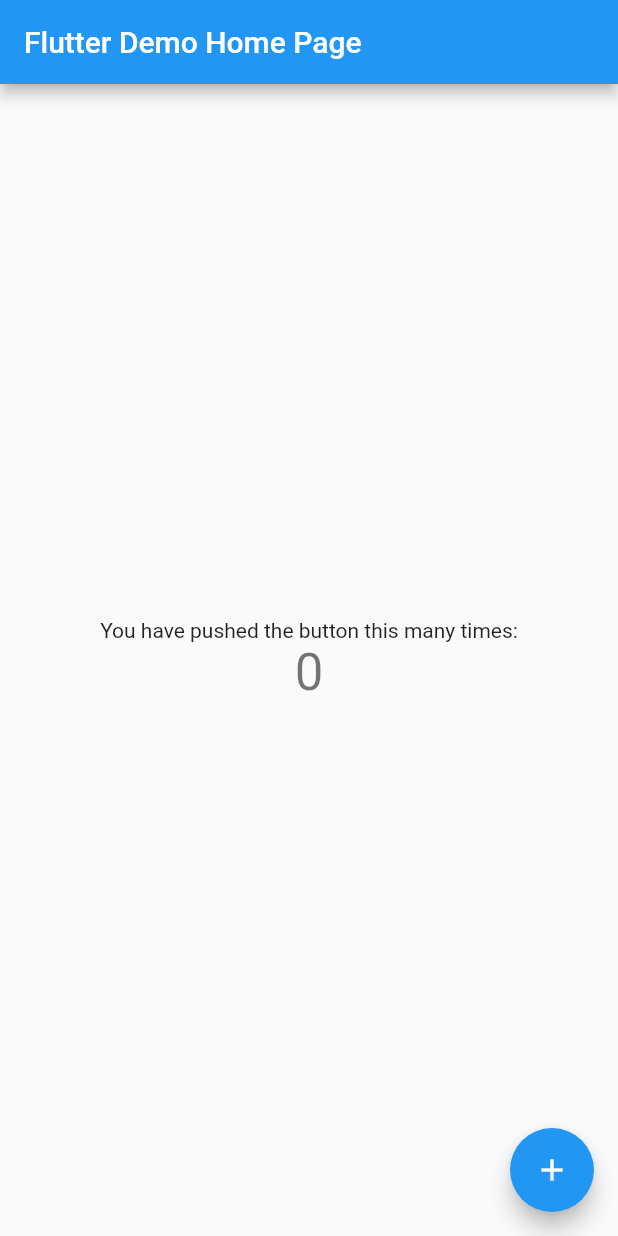
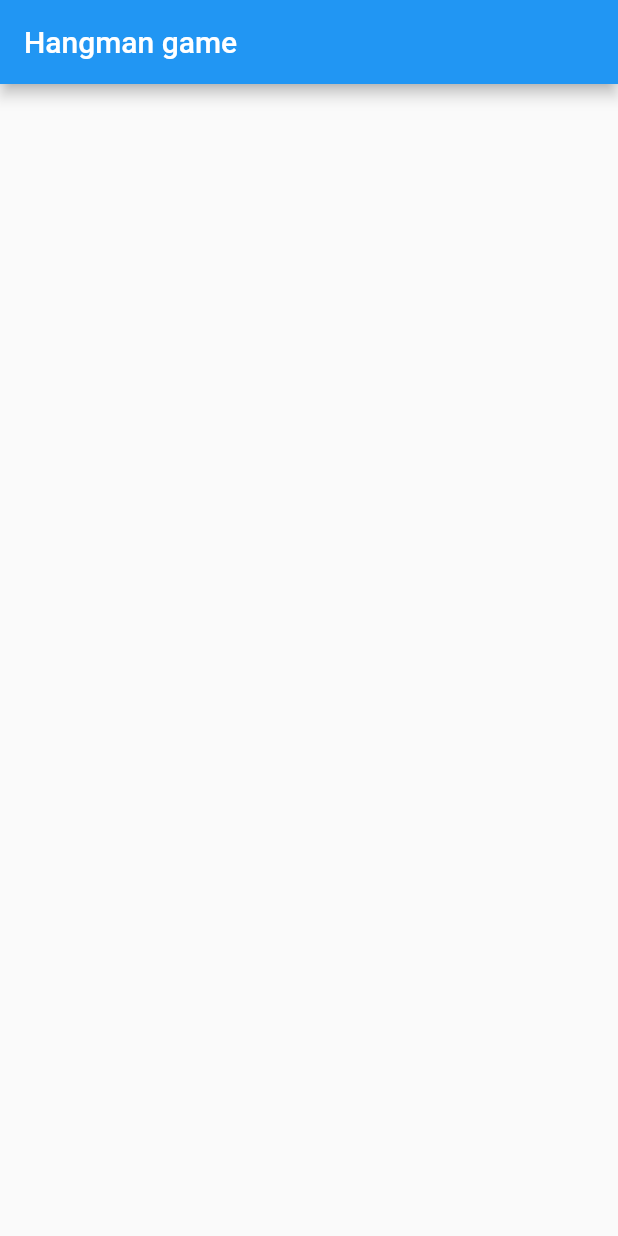
Before and after one commit to sebastienkb/flutter_hangman, a Flutter app: the screen it shows after launch, on a phone screen of 412 x 824 dp. Run offline on Flutter 3.47's test engine with Material 2 defaults, Android fonts, the phone set to English and light mode, and no system bars.

Commit message:
Clean up code

```diff
--- a/flutter_hangman_app/lib/main.dart
+++ b/flutter_hangman_app/lib/main.dart
@@ -9,34 +9,15 @@ class MyApp extends StatelessWidget {
     return MaterialApp(
       title: 'Flutter Demo',
       theme: ThemeData(
-        // This is the theme of your application.
-        //
-        // Try running your application with "flutter run". You'll see the
-        // application has a blue toolbar. Then, without quitting the app, try
-        // changing the primarySwatch below to Colors.green and then invoke
-        // "hot reload" (press "r" in the console where you ran "flutter run",
-        // or simply save your changes to "hot reload" in a Flutter IDE).
-        // Notice that the counter didn't reset back to zero; the application
-        // is not restarted.
         primarySwatch: Colors.blue,
       ),
-      home: MyHomePage(title: 'Flutter Demo Home Page'),
+      home: MyHomePage(title: 'Hangman game'),
     );
   }
 }
 
 class MyHomePage extends StatefulWidget {
   MyHomePage({Key key, this.title}) : super(key: key);
-
-  // This widget is the home page of your application. It is stateful, meaning
-  // that it has a State object (defined below) that contains fields that affect
-  // how it looks.
-
-  // This class is the configuration for the state. It holds the values (in this
-  // case the title) provided by the parent (in this case the App widget) and
-  // used by the build method of the State. Fields in a Widget subclass are
-  // always marked "final".
-
   final String title;
 
   @override
@@ -44,68 +25,14 @@ class MyHomePage extends StatefulWidget {
 }
 
 class _MyHomePageState extends State<MyHomePage> {
-  int _counter = 0;
 
-  void _incrementCounter() {
-    setState(() {
-      // This call to setState tells the Flutter framework that something has
-      // changed in this State, which causes it to rerun the build method below
-      // so that the display can reflect the updated values. If we changed
-      // _counter without calling setState(), then the build method would not be
-      // called again, and so nothing would appear to happen.
-      _counter++;
-    });
-  }
 
   @override
   Widget build(BuildContext context) {
-    // This method is rerun every time setState is called, for instance as done
-    // by the _incrementCounter method above.
-    //
-    // The Flutter framework has been optimized to make rerunning build methods
-    // fast, so that you can just rebuild anything that needs updating rather
-    // than having to individually change instances of widgets.
     return Scaffold(
       appBar: AppBar(
-        // Here we take the value from the MyHomePage object that was created by
-        // the App.build method, and use it to set our appbar title.
         title: Text(widget.title),
       ),
-      body: Center(
-        // Center is a layout widget. It takes a single child and positions it
-        // in the middle of the parent.
-        child: Column(
-          // Column is also layout widget. It takes a list of children and
-          // arranges them vertically. By default, it sizes itself to fit its
-          // children horizontally, and tries to be as tall as its parent.
-          //
-          // Invoke "debug painting" (press "p" in the console, choose the
-          // "Toggle Debug Paint" action from the Flutter Inspector in Android
-          // Studio, or the "Toggle Debug Paint" command in Visual Studio Code)
-          // to see the wireframe for each widget.
-          //
-          // Column has various properties to control how it sizes itself and
-          // how it positions its children. Here we use mainAxisAlignment to
-          // center the children vertically; the main axis here is the vertical
-          // axis because Columns are vertical (the cross axis would be
-          // horizontal).
-          mainAxisAlignment: MainAxisAlignment.center,
-          children: <Widget>[
-            Text(
-              'You have pushed the button this many times:',
-            ),
-            Text(
-              '$_counter',
-              style: Theme.of(context).textTheme.display1,
-            ),
-          ],
-        ),
-      ),
-      floatingActionButton: FloatingActionButton(
-        onPressed: _incrementCounter,
-        tooltip: 'Increment',
-        child: Icon(Icons.add),
-      ), // This trailing comma makes auto-formatting nicer for build methods.
     );
   }
 }
```
